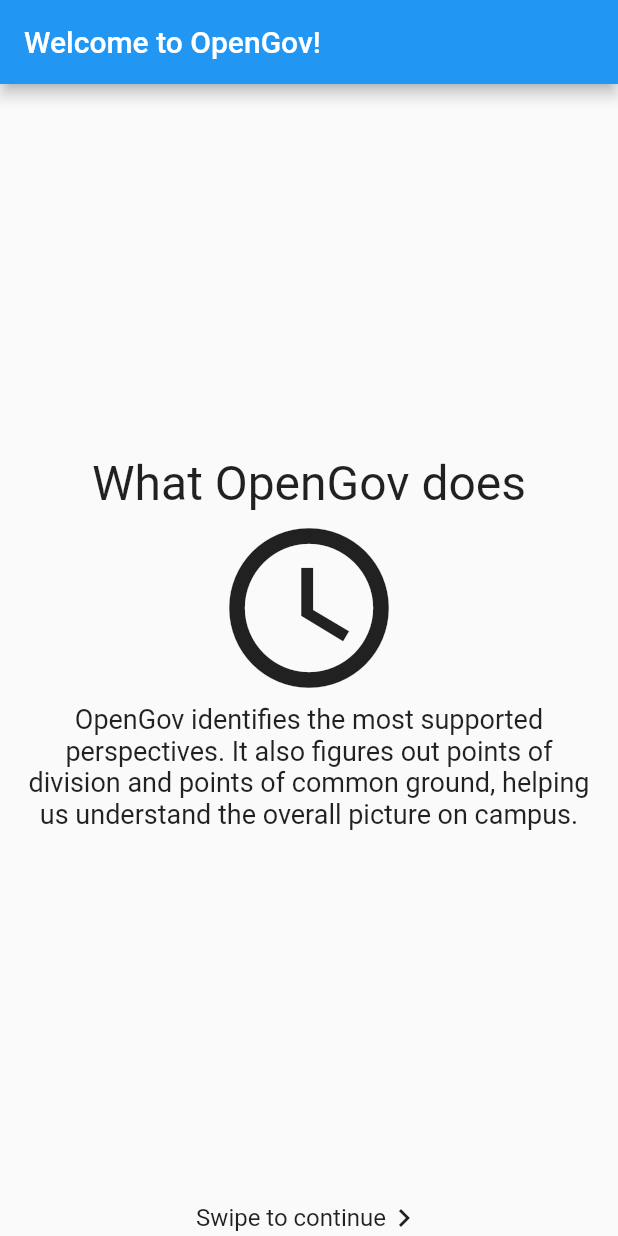
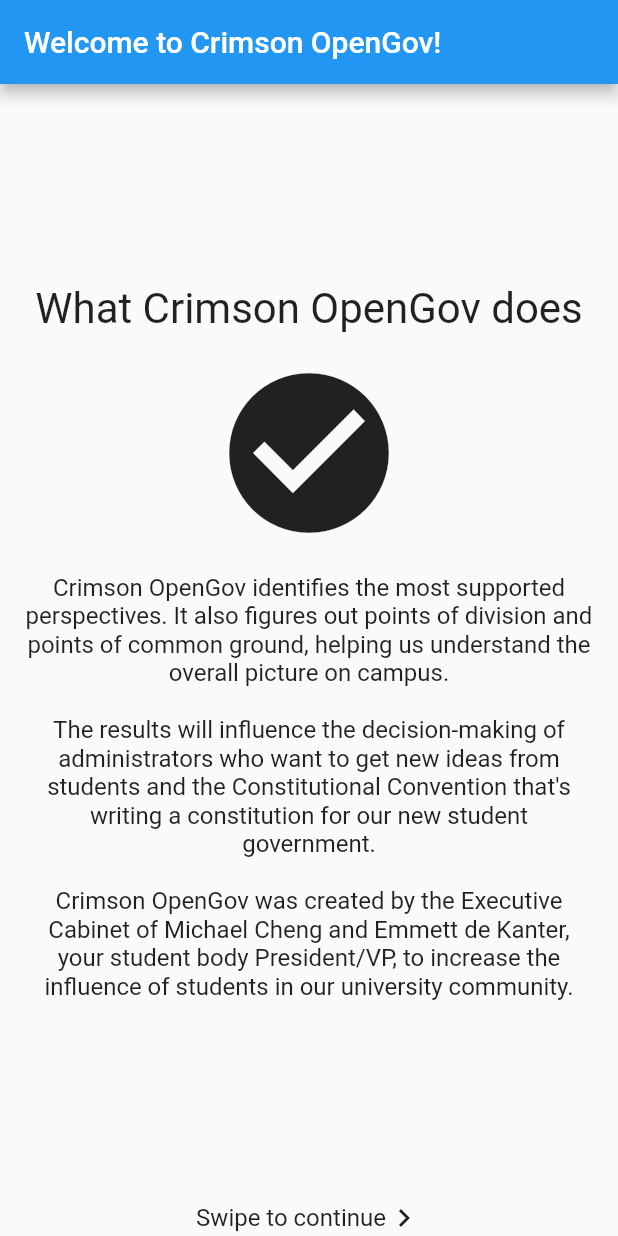
Before and after one commit to Crimson-OpenGov/opengov, a Flutter app: the screen it shows after launch, swiped to page 2, on a phone screen of 412 x 824 dp. Run offline on Flutter 3.47's test engine with Material 2 defaults, Android fonts, the phone set to English and light mode, and no system bars; our stand-ins replace firebase_core, firebase_messaging, shared_preferences; missing offline and left inert: duration; accounts and stored records are empty; generated files the repository leaves out were written again.

Commit message:
Updated explainer text

```diff
--- a/app/lib/main.dart
+++ b/app/lib/main.dart
@@ -17,7 +17,8 @@ class MyApp extends StatelessWidget {
   @override
   Widget build(BuildContext context) {
     return MaterialApp(
-      title: 'Flutter Demo',
+      debugShowCheckedModeBanner: false,
+      title: 'Crimson OpenGov',
       theme: ThemeData(
         primarySwatch: Colors.blue,
       ),
--- a/app/lib/widgets/login/explainer.dart
+++ b/app/lib/widgets/login/explainer.dart
@@ -17,21 +17,32 @@ class Explainer extends StatelessWidget {
     _ExplainerPage(
       icon: Icons.person,
       title: 'What you do',
-      body: "1. PROPOSE ideas or general comments for everyone to consider\n"
-          "2. VOTE on other people's ideas to agree, disagree or no comment",
+      body: "1. PROPOSE ideas or general comments for everyone to consider.\n\n"
+          "2. VOTE on other people's ideas to agree, disagree or no "
+          "comment.\n\n"
+          '3. IMAGINE new ways to improve Harvard’s community that will be '
+          'incorporated into the decisions of campus leaders.',
     ),
     _ExplainerPage(
-      icon: Icons.access_time,
-      title: 'What OpenGov does',
-      body: 'OpenGov identifies the most supported perspectives. It also '
-          'figures out points of division and points of common ground, helping '
-          'us understand the overall picture on campus.',
+      icon: Icons.check_circle,
+      title: 'What Crimson OpenGov does',
+      body: 'Crimson OpenGov identifies the most supported perspectives. It '
+          'also figures out points of division and points of common ground, '
+          'helping us understand the overall picture on campus.\n\n'
+          'The results will influence the decision-making of administrators '
+          'who want to get new ideas from students and the Constitutional '
+          "Convention that's writing a constitution for our new student "
+          'government.\n\n'
+          'Crimson OpenGov was created by the Executive Cabinet of Michael '
+          'Cheng and Emmett de Kanter, your student body President/VP, to '
+          'increase the influence of students in our university community.',
     ),
     _ExplainerPage(
-      icon: Icons.close,
-      title: "What OpenGov doesn't do",
-      body: "OpenGov is anonymous. We don't collect names or PII. While we "
-          "collect your Harvard email to ensure that poll respondents are "
+      icon: Icons.cancel,
+      title: "What Crimson OpenGov doesn't do",
+      body:
+          "Crimson OpenGov is anonymous. We don't collect names or PII. While "
+          "we collect your Harvard email to ensure that poll respondents are "
           "Harvard students, we will never use this to identify the authors of "
           "specific comments or votes.",
     ),
@@ -39,7 +50,7 @@ class Explainer extends StatelessWidget {
 
   @override
   Widget build(BuildContext context) => Scaffold(
-    appBar: AppBar(title: const Text('Welcome to OpenGov!')),
+        appBar: AppBar(title: const Text('Welcome to Crimson OpenGov!')),
         body: SafeArea(
           minimum: const EdgeInsets.symmetric(horizontal: 16),
           child: PageView(
@@ -51,13 +62,15 @@ class Explainer extends StatelessWidget {
                     const Spacer(),
                     Text(
                       _pages[i].title,
-                      style: const TextStyle(fontSize: 32),
+                      style: const TextStyle(fontSize: 28),
                       textAlign: TextAlign.center,
                     ),
+                    const SizedBox(height: 16),
                     Icon(_pages[i].icon, size: 128),
+                    const SizedBox(height: 16),
                     Text(
                       _pages[i].body,
-                      style: const TextStyle(fontSize: 18),
+                      style: const TextStyle(fontSize: 16),
                       textAlign: TextAlign.center,
                     ),
                     const Spacer(),
--- a/app/lib/widgets/login/login_view.dart
+++ b/app/lib/widgets/login/login_view.dart
@@ -51,7 +51,7 @@ class _LoginViewState extends State<LoginView> {
                 mainAxisSize: MainAxisSize.min,
                 children: [
                   const Text(
-                    'OpenGov',
+                    'Crimson OpenGov',
                     style: TextStyle(fontSize: 32),
                   ),
                   const SizedBox(height: 8),
```
